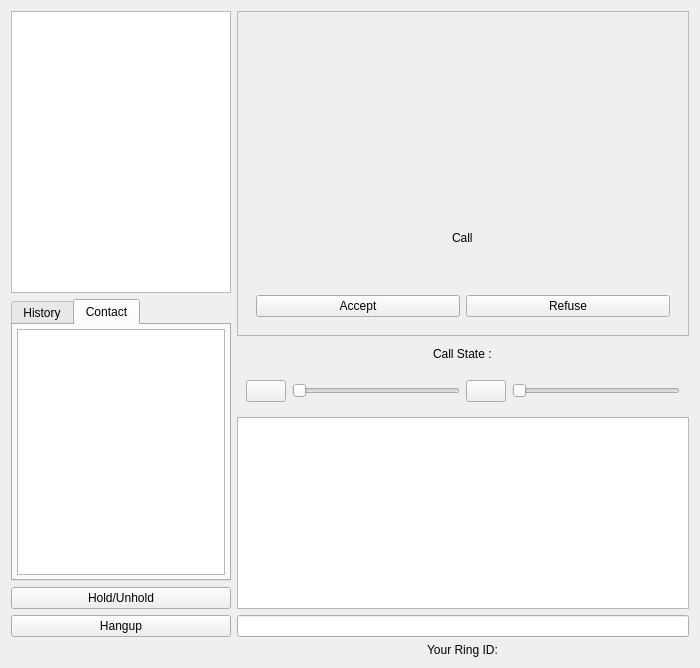
First picture: the form in callwidget.ui, repository savoirfairelinux/jami-client-windows, before the edit.
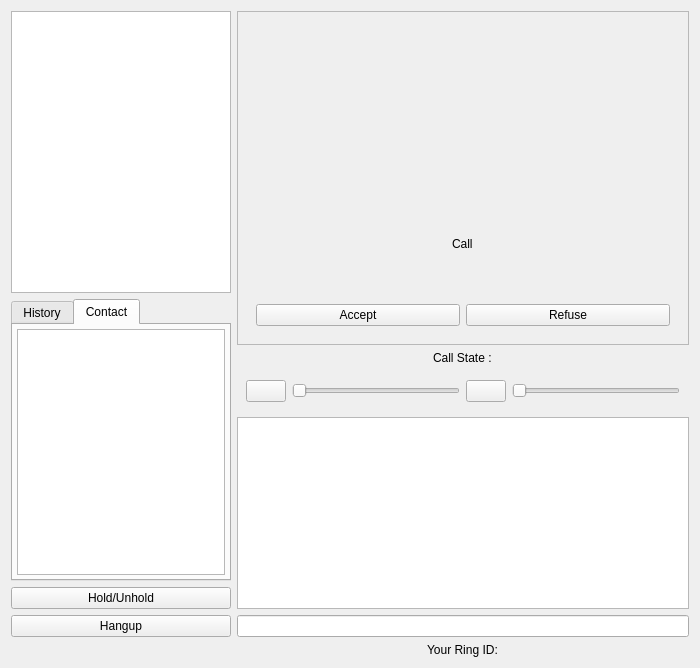
Second picture: the form after the edit. Icons and pictures are not drawn. Custom widgets are drawn as their Qt base class.

Commit message:
windows: fix callStateChanged handling
Refs #72789

Patch:
```diff
--- a/callwidget.ui
+++ b/callwidget.ui
@@ -240,6 +240,12 @@
      </item>
      <item alignment="Qt::AlignHCenter">
       <widget class="QLabel" name="callStateLabel">
+       <property name="sizePolicy">
+        <sizepolicy hsizetype="Preferred" vsizetype="Fixed">
+         <horstretch>0</horstretch>
+         <verstretch>0</verstretch>
+        </sizepolicy>
+       </property>
        <property name="text">
         <string>Call State :</string>
        </property>
```
The commit also changes 1 other file.
